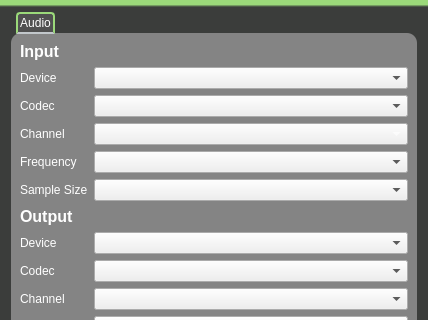
Old version of the form client/gui/livejamming/app/configuration_dialog.ui in the repository sush/Live-Jamming; both pictures show x 0 to 428 and y 0 to 320 of the 428 by 587 pixel window.
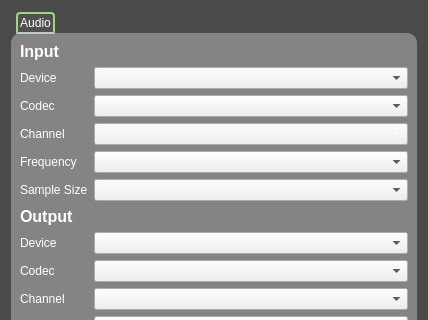
New version of the form.

Patch:
```diff
--- a/client/gui/livejamming/app/configuration_dialog.ui
+++ b/client/gui/livejamming/app/configuration_dialog.ui
@@ -15,7 +15,7 @@
   </property>
   <property name="styleSheet">
    <string notr="true">#ConfigurationDialog {
-background: qlineargradient(spread:pad, x1:0, y1:0, x2:0, y2:1, stop:0.00934579 rgba(155, 217, 122, 255), stop:0.0116822 rgba(59, 61, 59, 255), stop:0.995455 rgba(59, 61, 59, 255));
+background-color:#4a4a4a;
 }
 
 #ConfigurationDialog QPushButton {
```
